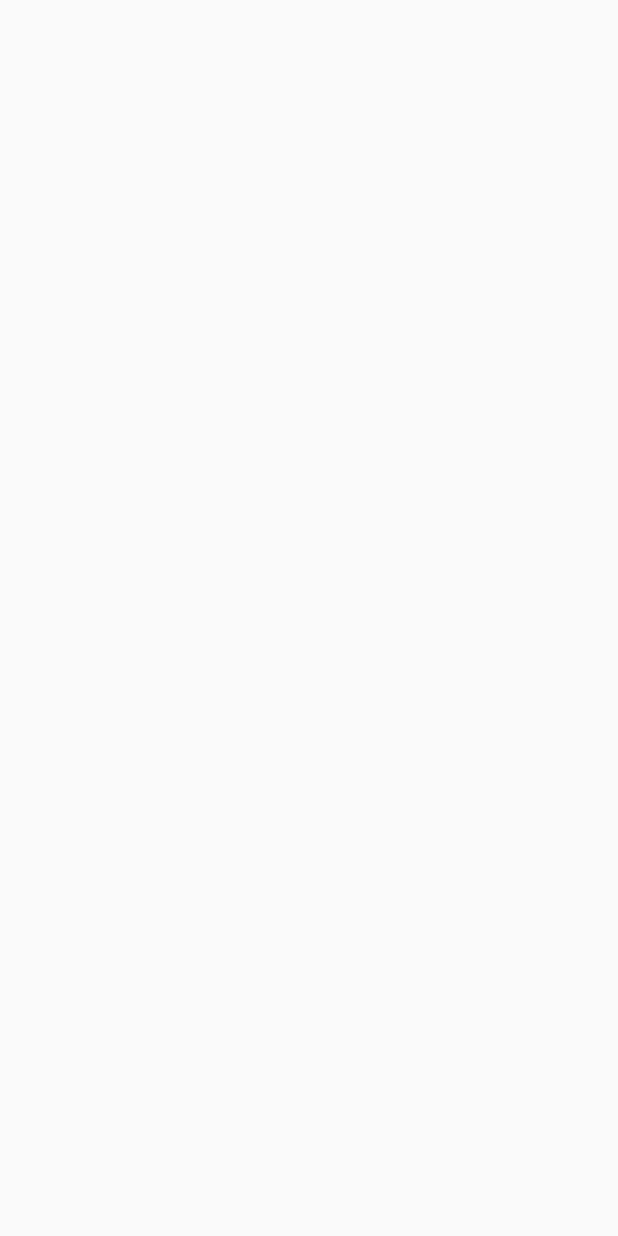
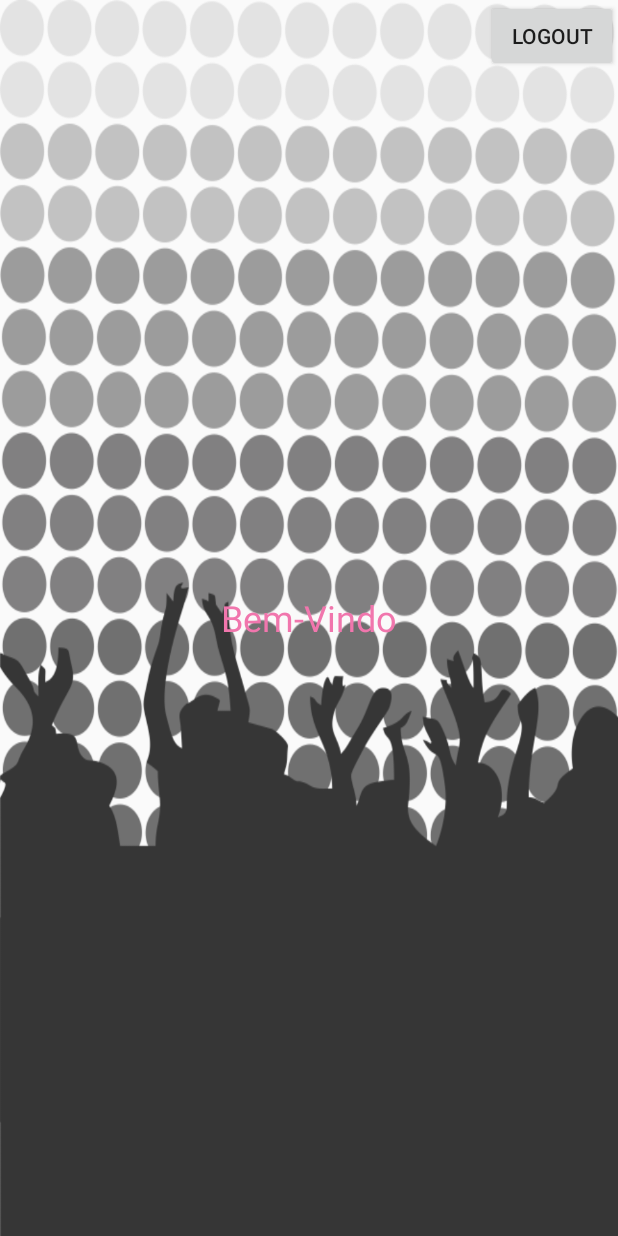
Before and after one commit to GhsVilela/PARTY, an Android app: the PerfilUsuario screen opened directly, with no data from a screen before it, on a phone screen of 412 x 824 dp. Before the commit the screen is empty. Run offline under Robolectric (Android 15) with nearby library versions, the phone set to English and light mode, and no system bars; network calls fail.

```diff
--- a/app/src/main/java/com/party/party/PerfilUsuario.java
+++ b/app/src/main/java/com/party/party/PerfilUsuario.java
@@ -1,13 +1,24 @@
 package com.party.party;
 
+import android.content.Intent;
 import android.support.v7.app.AppCompatActivity;
 import android.os.Bundle;
+import android.view.View;
+import android.widget.Button;
 
 public class PerfilUsuario extends AppCompatActivity {
-
+    Button logout;
     @Override
     protected void onCreate(Bundle savedInstanceState) {
         super.onCreate(savedInstanceState);
         setContentView(R.layout.activity_perfil_usuario);
+
+        logout = (Button) findViewById(R.id.button_logout);
+        logout.setOnClickListener(new View.OnClickListener() {
+            @Override
+            public void onClick(View view) {
+                startActivity(new Intent(getApplicationContext(),Login.class));
+            }
+        });
     }
 }
--- a/app/src/main/res/layout/activity_perfil_usuario.xml
+++ b/app/src/main/res/layout/activity_perfil_usuario.xml
@@ -1,13 +1,31 @@
 <?xml version="1.0" encoding="utf-8"?>
 <RelativeLayout xmlns:android="http://schemas.android.com/apk/res/android"
-    xmlns:tools="http://schemas.android.com/tools"
-    android:id="@+id/activity_perfil_usuario"
-    android:layout_width="match_parent"
-    android:layout_height="match_parent"
-    android:paddingBottom="@dimen/activity_vertical_margin"
-    android:paddingLeft="@dimen/activity_horizontal_margin"
-    android:paddingRight="@dimen/activity_horizontal_margin"
-    android:paddingTop="@dimen/activity_vertical_margin"
-    tools:context="com.party.party.PerfilUsuario">
+    android:layout_width="match_parent" android:layout_height="match_parent">
+
+    <ImageView
+        android:layout_width="match_parent"
+        android:layout_height="match_parent"
+        android:background="@drawable/bg"/>
+
+    <TextView
+        android:layout_width="wrap_content"
+        android:layout_height="wrap_content"
+        android:text="Bem-Vindo"
+        android:id="@+id/textView"
+        android:layout_centerVertical="true"
+        android:layout_centerHorizontal="true"
+        android:textColor="#F176AD"
+        android:textSize="24dp"
+        />
+
+    <Button
+        android:layout_width="wrap_content"
+        android:layout_height="wrap_content"
+        android:text="LOGOUT"
+        android:id="@+id/button_logout"
+        android:layout_alignParentTop="true"
+        android:layout_alignParentRight="true"
+        android:layout_alignParentEnd="true" />
+
 
 </RelativeLayout>
--- a/app/src/main/res/layout/activity_registro.xml
+++ b/app/src/main/res/layout/activity_registro.xml
@@ -125,7 +125,7 @@
         android:layout_width="150dp"
         android:layout_height="wrap_content"
         android:background="#F176AD"
-        android:text="ENTRAR"
+        android:text="CONFIRMAR"
         android:textColor="#fff"
 
         android:layout_marginBottom="16dp"
```
Also changed, not shown: app/src/main/java/com/party/party/Login.java (+61 -9 lines), app/src/main/java/com/party/party/Registro.java (+15 -1 lines).
